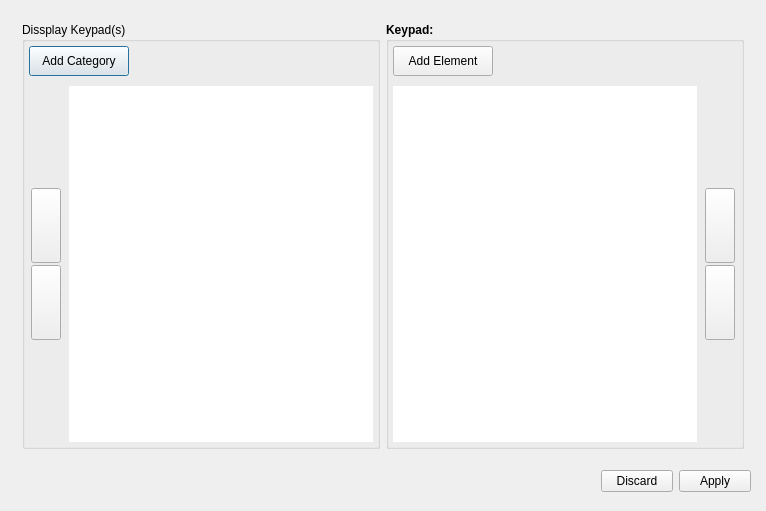
Old version of the form app_settings.ui in the repository Esk-Spatial/QGIS_forest_health_sketch_tool.
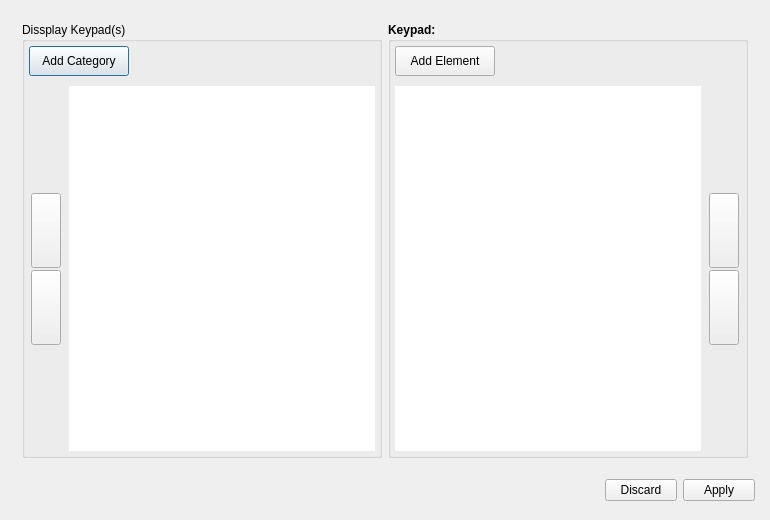
New version of the form. Icons and pictures are not drawn.

The edit to the form file:
```diff
--- a/app_settings.ui
+++ b/app_settings.ui
@@ -6,8 +6,8 @@
    <rect>
     <x>0</x>
     <y>0</y>
-    <width>766</width>
-    <height>511</height>
+    <width>770</width>
+    <height>520</height>
    </rect>
   </property>
   <property name="windowTitle">
```
